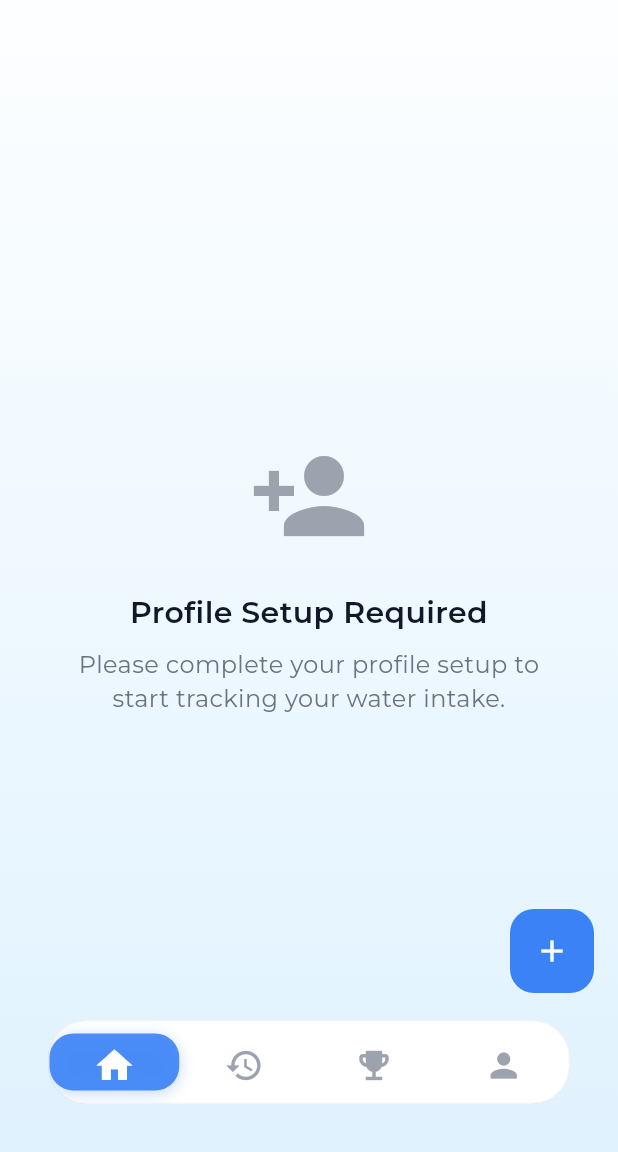
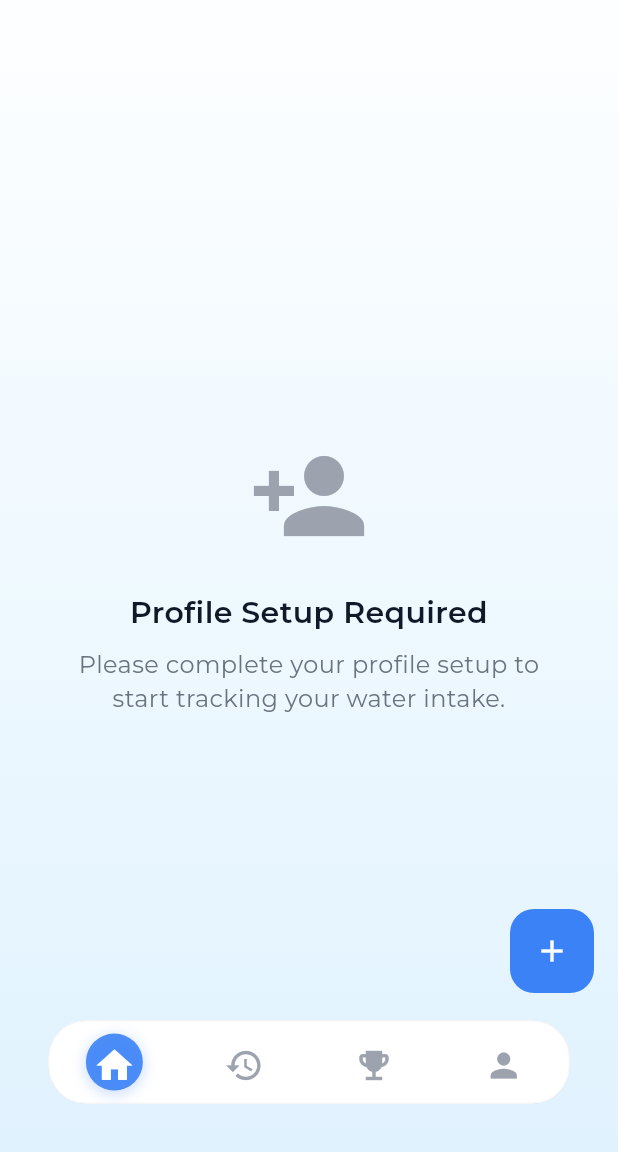
Before and after one commit to FatihHDR/hydrify, a Flutter app: the MainScreen screen opened directly, on a phone screen of 412 x 824 dp, the part 84-1236 px from its top. Run offline on Flutter 3.47's test engine with Material 3 defaults, Android fonts, the phone set to English and light mode, and no system bars; our stand-ins replace firebase_auth, firebase_core, fl_chart, flutter_local_notifications, google_fonts, google_sign_in and 4 more; accounts and stored records are empty.

Commit message:
feat: update FloatingBottomNavBar to use circular shape for improved design consistency

```diff
--- a/lib/widgets/advanced_widgets.dart
+++ b/lib/widgets/advanced_widgets.dart
@@ -949,12 +949,11 @@ class FloatingBottomNavBar extends StatelessWidget {
                     child: AnimatedContainer(
                       duration: const Duration(milliseconds: 300),
                       curve: Curves.easeInOut,
-                      padding: const EdgeInsets.all(8),
-                      decoration: BoxDecoration(
+                      padding: const EdgeInsets.all(8),                      decoration: BoxDecoration(
                         color: isSelected
                             ? AppColors.waterBlue.withOpacity(0.9)
                             : Colors.transparent,
-                        borderRadius: BorderRadius.circular(16),
+                        shape: BoxShape.circle, // Changed to circular shape
                         boxShadow: isSelected ? [
                           BoxShadow(
                             color: AppColors.waterBlue.withOpacity(0.3),
```
